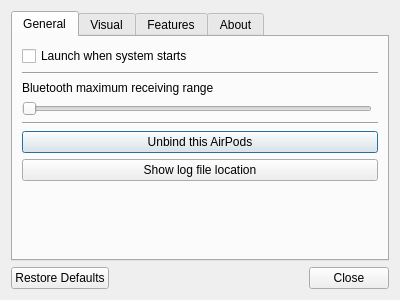
Qt form Source/Gui/SettingsWindow.ui (SpriteOvO/AirPodsDesktop) before a commit.
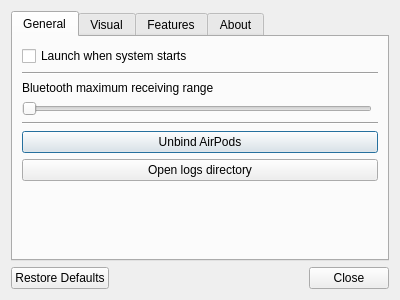
The same form after that commit. Icons and pictures are not drawn.

```diff
--- a/Source/Gui/SettingsWindow.ui
+++ b/Source/Gui/SettingsWindow.ui
@@ -62,14 +62,14 @@
        <item row="5" column="0" colspan="2">
         <widget class="QPushButton" name="pbUnbind">
          <property name="text">
-          <string>Unbind this AirPods</string>
+          <string>Unbind AirPods</string>
          </property>
         </widget>
        </item>
        <item row="6" column="0" colspan="2">
         <widget class="QPushButton" name="pbShowLogFileLocation">
          <property name="text">
-          <string>Show log file location</string>
+          <string>Open logs directory</string>
          </property>
         </widget>
        </item>
```
Left out of the diff: 4 changed lines with no effect on the pictures.
